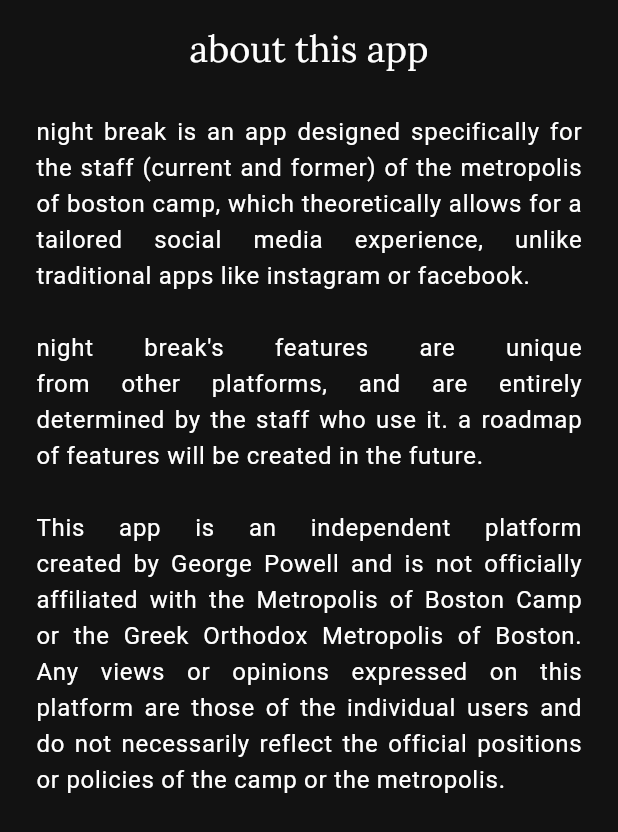
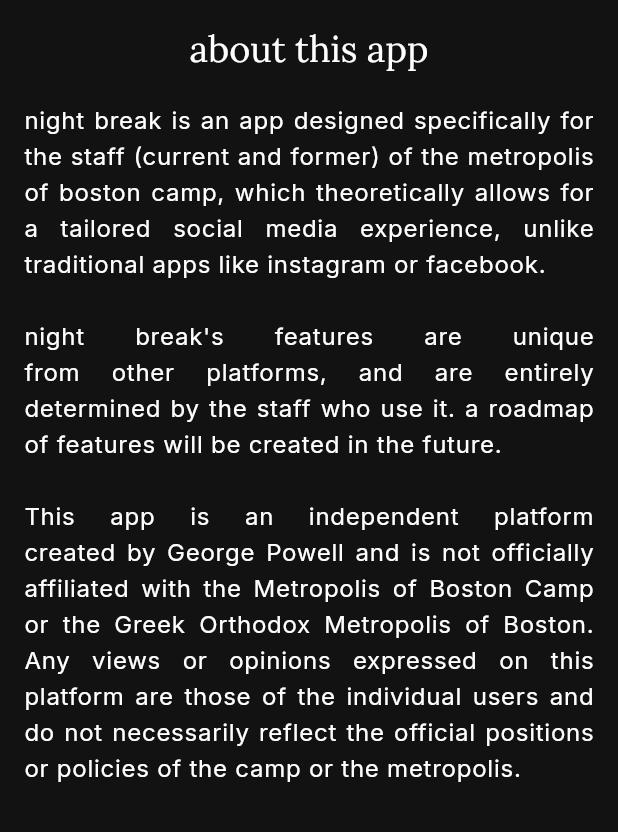
Before and after one commit to pupperpowell/night_break, a Flutter app: the AboutPage widget shown alone on an empty page, opened directly, on a phone screen of 412 x 824 dp. Shown: the top 832 px of the screen. Run offline on Flutter 3.47's test engine with Material 3 defaults, Android fonts, the phone set to English and light mode, and no system bars; our stand-ins replace google_fonts, pocketbase, shimmer; project files that could hold a hidden picture were left out.

```diff
--- a/lib/components/title_screen.dart
+++ b/lib/components/title_screen.dart
@@ -32,7 +32,7 @@ class TitleScreen extends StatelessWidget {
                   ),
                 ),
                 Padding(
-                  padding: const EdgeInsets.symmetric(horizontal: 64.0),
+                  padding: const EdgeInsets.symmetric(horizontal: 32.0),
                   child: Text(
                     'an app for the mbc staff community',
                     style: Theme.of(context).textTheme.headlineMedium,
--- a/lib/components/welcome_buttons.dart
+++ b/lib/components/welcome_buttons.dart
@@ -21,7 +21,6 @@ class WelcomeButtons extends StatelessWidget {
                 context: context,
                 showDragHandle: true,
                 isScrollControlled: true,
-                backgroundColor: Colors.black.withOpacity(0.5),
                 builder: (context) => InviteCodeModal(),
               );
             },
@@ -35,7 +34,6 @@ class WelcomeButtons extends StatelessWidget {
                 context: context,
                 showDragHandle: true,
                 isScrollControlled: true,
-                backgroundColor: Colors.black.withOpacity(0.5),
                 builder: (context) => LoginModal(),
               );
             },
@@ -51,7 +49,7 @@ class WelcomeButtons extends StatelessWidget {
                 context: context,
                 showDragHandle: true,
                 isScrollControlled: true,
-                backgroundColor: Colors.black.withOpacity(0.75),
+                // backgroundColor: Colors.black,
                 builder: (context) => const AboutPage(),
               );
             },
--- a/lib/main.dart
+++ b/lib/main.dart
@@ -15,7 +15,7 @@ class MainApp extends StatelessWidget {
     return MaterialApp(
       title: 'night break',
       theme: nightBreakDarkTheme,
-      darkTheme: nightBreakDarkTheme, // ????
+      // darkTheme: nightBreakDarkTheme, // ????
       debugShowCheckedModeBanner: false,
       home: const WelcomePage(),
       routes: {
--- a/lib/pages/about_page.dart
+++ b/lib/pages/about_page.dart
@@ -5,21 +5,18 @@ class AboutPage extends StatelessWidget {
 
   @override
   Widget build(BuildContext context) {
-    return SizedBox(
-      height: 600,
+    return SafeArea(
       child: Padding(
         padding: const EdgeInsets.all(16.0),
-        child: Center(
         child: Column(
+          mainAxisSize: MainAxisSize.min,
           children: [
             Text(
               'about this app',
               style: Theme.of(context).textTheme.headlineSmall,
             ),
             const SizedBox(height: 20.0),
-              Padding(
-                padding: const EdgeInsets.all(8.0),
-                child: Text(
+            Text(
               '''night break is an app designed specifically for the staff (current and former) of the metropolis of boston camp, which theoretically allows for a tailored social media experience, unlike traditional apps like instagram or facebook.
 
                 night break's features are unique from other platforms, and are entirely determined by the staff who use it. a roadmap of features will be created in the future.
@@ -28,9 +25,7 @@ class AboutPage extends StatelessWidget {
               style: Theme.of(context).textTheme.bodyLarge,
               textAlign: TextAlign.justify,
             ),
-              ),
           ],
-          ),
         ),
       ),
     );
--- a/lib/theme/dark_theme.dart
+++ b/lib/theme/dark_theme.dart
@@ -15,5 +15,6 @@ ThemeData nightBreakDarkTheme = ThemeData(
     ),
     headlineMedium: GoogleFonts.inter(),
     headlineSmall: GoogleFonts.lora(),
+    bodyLarge: GoogleFonts.inter(),
   ),
 );
```
Also changed, not shown: lib/components/auth_text_field.dart (+5 -4 lines), lib/components/invite_code_modal.dart (+10 -2 lines), lib/components/login_modal.dart (+10 -3 lines), 1 other file. Lines whose indentation alone changed are shown as unchanged.
